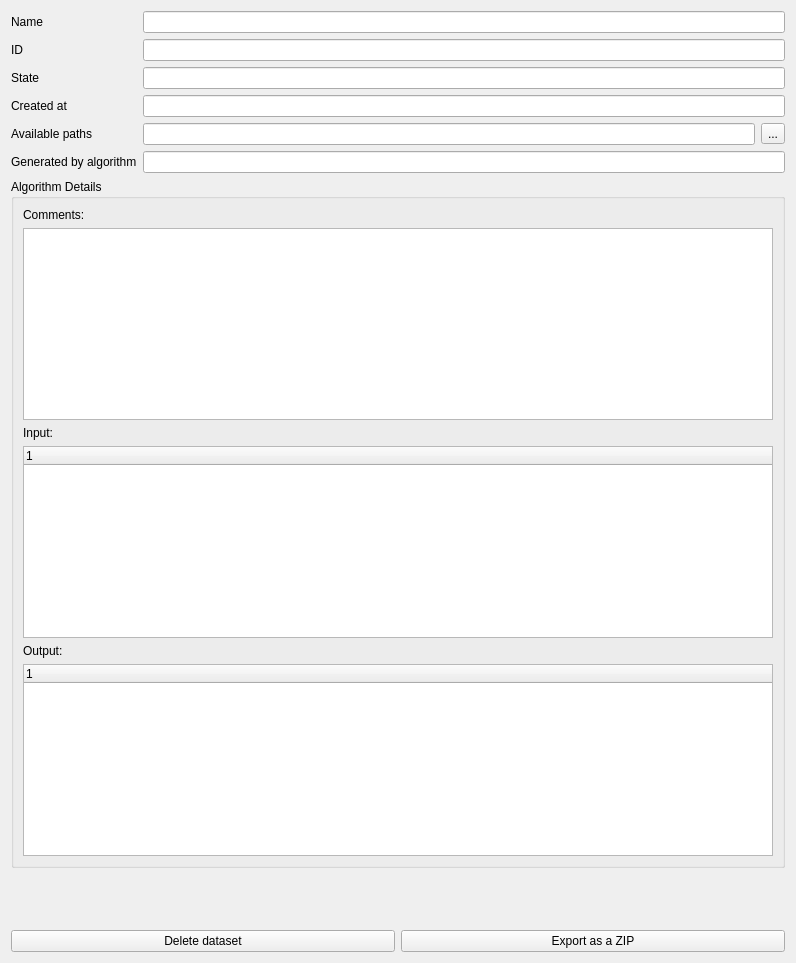
This is LDMP/gui/WidgetDatasetItemDetails.ui in ConservationInternational/trends.earth as Qt 5 draws it before an edit. The edited form follows.
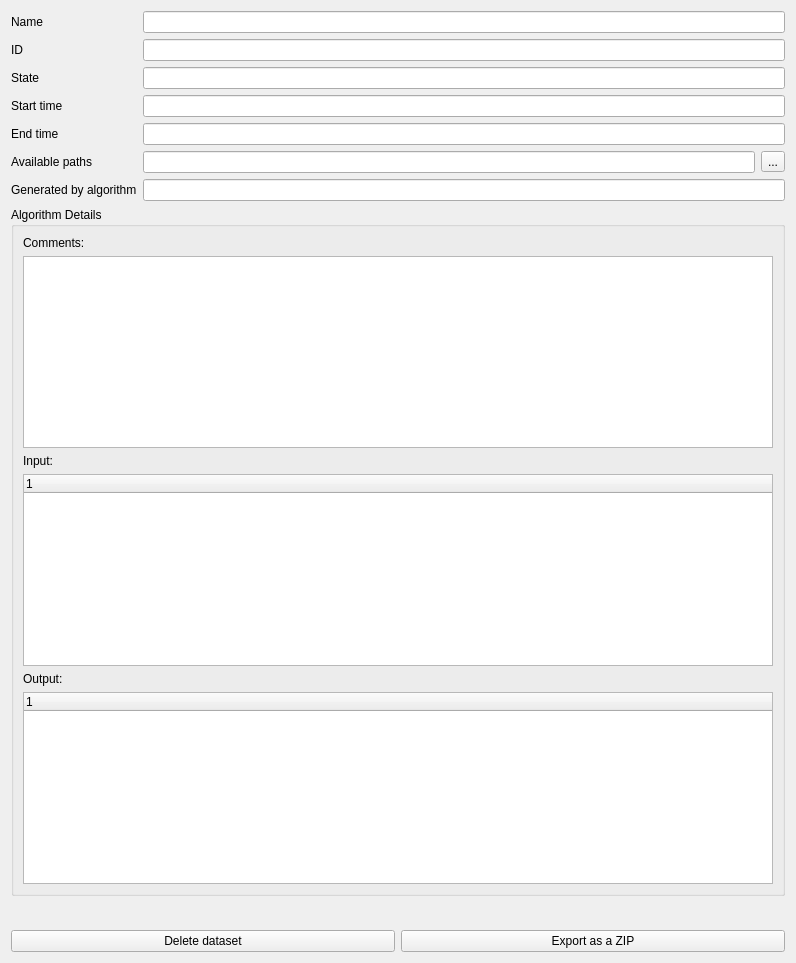
This is the edited form. Icons and pictures are not drawn. Custom widgets are drawn as their Qt base class.

Commit message: Include job end time on details screen

The edit to the form file:
```diff
--- a/LDMP/gui/WidgetDatasetItemDetails.ui
+++ b/LDMP/gui/WidgetDatasetItemDetails.ui
@@ -39,7 +39,7 @@
      <item row="3" column="0">
       <widget class="QLabel" name="label">
        <property name="text">
-        <string>Created at</string>
+        <string>Start time</string>
        </property>
       </widget>
      </item>
@@ -51,6 +51,20 @@
       </widget>
      </item>
      <item row="4" column="0">
+      <widget class="QLabel" name="label_7">
+       <property name="text">
+        <string>End time</string>
+       </property>
+      </widget>
+     </item>
+     <item row="4" column="1">
+      <widget class="QLineEdit" name="end_time_le">
+       <property name="readOnly">
+        <bool>true</bool>
+       </property>
+      </widget>
+     </item>
+     <item row="5" column="0">
       <widget class="QLabel" name="label_2">
        <property name="text">
         <string>Available paths</string>
@@ -71,14 +85,14 @@
        </property>
       </widget>
      </item>
-     <item row="5" column="0">
+     <item row="6" column="0">
       <widget class="QLabel" name="label_4">
        <property name="text">
         <string>Generated by algorithm</string>
        </property>
       </widget>
      </item>
-     <item row="4" column="1">
+     <item row="5" column="1">
       <layout class="QHBoxLayout" name="horizontalLayout_2">
        <item>
         <widget class="QLineEdit" name="path_le">
@@ -96,7 +110,7 @@
        </item>
       </layout>
      </item>
-     <item row="5" column="1">
+     <item row="6" column="1">
       <widget class="QLineEdit" name="alg_le">
        <property name="readOnly">
         <bool>true</bool>
```
The commit also changes 1 other file.
